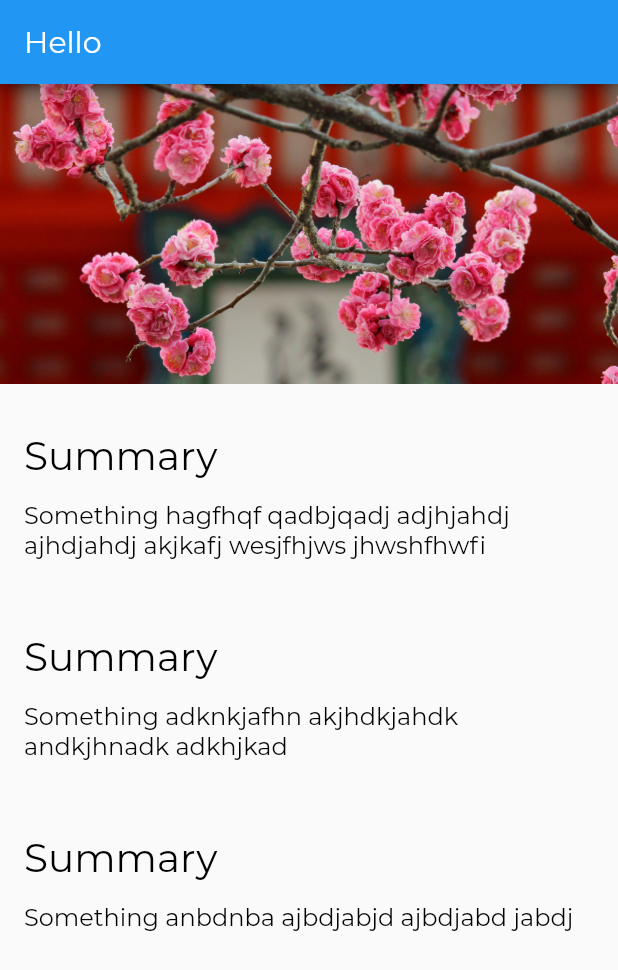
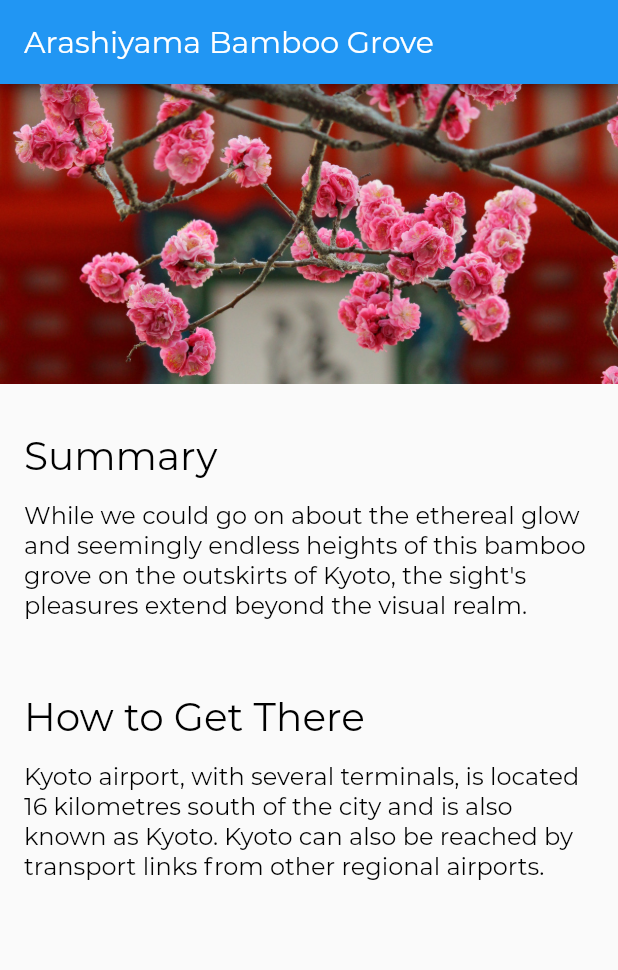
Before and after one commit to ngtruongthanh98/tourist_flutter_app, a Flutter app: the screen it shows after launch, on a phone screen of 412 x 824 dp. Shown: the top 970 px of the screen. Run offline on Flutter 3.47's test engine with Material 2 defaults, Android fonts, the phone set to English and light mode, and no system bars.

Commit message:
Create location and location_fact model.

```diff
--- a/lib/models/location.dart
+++ b/lib/models/location.dart
@@ -0,0 +1,20 @@
+import 'location_fact.dart';
+
+class Location {
+  String name;
+  String imagePath;
+  final List<LocationFact> facts;
+
+  Location(this.name, this.imagePath, this.facts);
+
+  static List<Location> fetchAll() {
+    return [
+      Location('Arashiyama Bamboo Grove', 'assets/images/kiyomizu-dera.jpg', [
+        LocationFact('Summary',
+            'While we could go on about the ethereal glow and seemingly endless heights of this bamboo grove on the outskirts of Kyoto, the sight\'s pleasures extend beyond the visual realm.'),
+        LocationFact('How to Get There',
+            'Kyoto airport, with several terminals, is located 16 kilometres south of the city and is also known as Kyoto. Kyoto can also be reached by transport links from other regional airports.'),
+      ]),
+    ];
+  }
+}
--- a/lib/models/location_fact.dart
+++ b/lib/models/location_fact.dart
@@ -0,0 +1,6 @@
+class LocationFact {
+  final String title;
+  final String text;
+
+  LocationFact(this.title, this.text);
+}
--- a/lib/screens/location_detail/location_detail.dart
+++ b/lib/screens/location_detail/location_detail.dart
@@ -1,24 +1,28 @@
 import 'package:flutter/material.dart';
 import 'image_banner.dart';
 import 'text_section.dart';
+import '../../models/location.dart';
 
 class LocationDetail extends StatelessWidget {
   @override
   Widget build(BuildContext context) {
+    final locations = Location.fetchAll();
+    final location = locations.first;
+
     return Scaffold(
       appBar: AppBar(
-        title: Text('Hello'),
+        title: Text(location.name),
       ),
       body: Column(
         mainAxisAlignment: MainAxisAlignment.start,
         crossAxisAlignment: CrossAxisAlignment.stretch,
         children: [
-          ImageBanner("assets/images/kiyomizu-dera.jpg"),
-          TextSection("Summary", "Something hagfhqf qadbjqadj adjhjahdj ajhdjahdj akjkafj wesjfhjws jhwshfhwfi"),
-          TextSection("Summary", "Something adknkjafhn akjhdkjahdk andkjhnadk adkhjkad"),
-          TextSection("Summary", "Something anbdnba ajbdjabjd ajbdjabd jabdj"),
-        ]
-      )
+          ImageBanner(location.imagePath),
+        ]..addAll(textSections(location)) ),
     );
   }
+
+  List<Widget> textSections(Location location) {
+    return location.facts.map((fact) => TextSection(fact.title, fact.text)).toList();
+  }
 }
```
